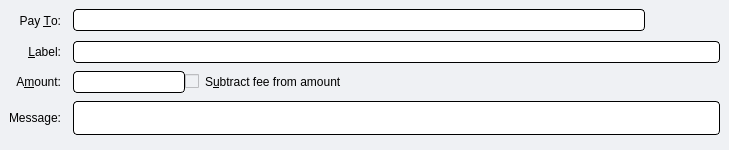
This is src/qt/forms/sendcoinsentry.ui in navcoin/navcoin-core as Qt 5 draws it before an edit. The edited form follows.
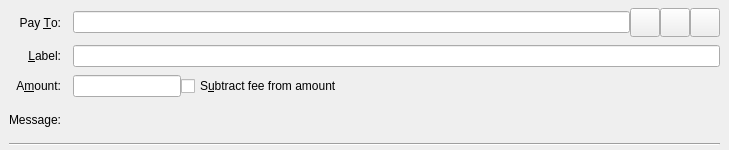
This is the edited form. Icons and pictures are not drawn. Custom widgets are drawn as their Qt base class.

What changed in the file:
```diff
--- a/src/qt/forms/sendcoinsentry.ui
+++ b/src/qt/forms/sendcoinsentry.ui
@@ -17,7 +17,7 @@
    <bool>false</bool>
   </property>
   <property name="styleSheet">
-   <string notr="true">background: #eff1f4; border: 0</string>
+   <string notr="true"/>
   </property>
   <widget class="QFrame" name="SendCoins">
    <property name="toolTip">
@@ -63,7 +63,7 @@
          <string>The NavCoin address to send the payment to</string>
         </property>
         <property name="styleSheet">
-         <string notr="true">background: #fff; border-radius: 4px; border: 1px solid #000; padding:2px</string>
+         <string notr="true"/>
         </property>
        </widget>
       </item>
@@ -154,7 +154,7 @@
        <string>Enter a label for this address to add it to the list of used addresses</string>
       </property>
       <property name="styleSheet">
-       <string notr="true">background: #fff; border-radius: 4px; border: 1px solid #000; padding:2px</string>
+       <string notr="true"/>
       </property>
      </widget>
     </item>
@@ -176,7 +176,7 @@
       <item>
        <widget class="NavCoinAmountField" name="payAmount">
         <property name="styleSheet">
-         <string notr="true">background: #fff; border-radius: 4px; border: 1px solid #000; padding:2px</string>
+         <string notr="true"/>
         </property>
        </widget>
       </item>
@@ -208,7 +208,7 @@
        <string>A message that was attached to the navcoin: URI which will be stored with the transaction for your reference. Note: This message will not be sent over the NavCoin network.</string>
       </property>
       <property name="styleSheet">
-       <string notr="true">background: #fff; border-radius: 4px; border: 1px solid #000; padding:2px</string>
+       <string notr="true"/>
       </property>
       <property name="textFormat">
        <enum>Qt::PlainText</enum>
```
Left out of the diff: 14 changed lines with no effect on the pictures.
